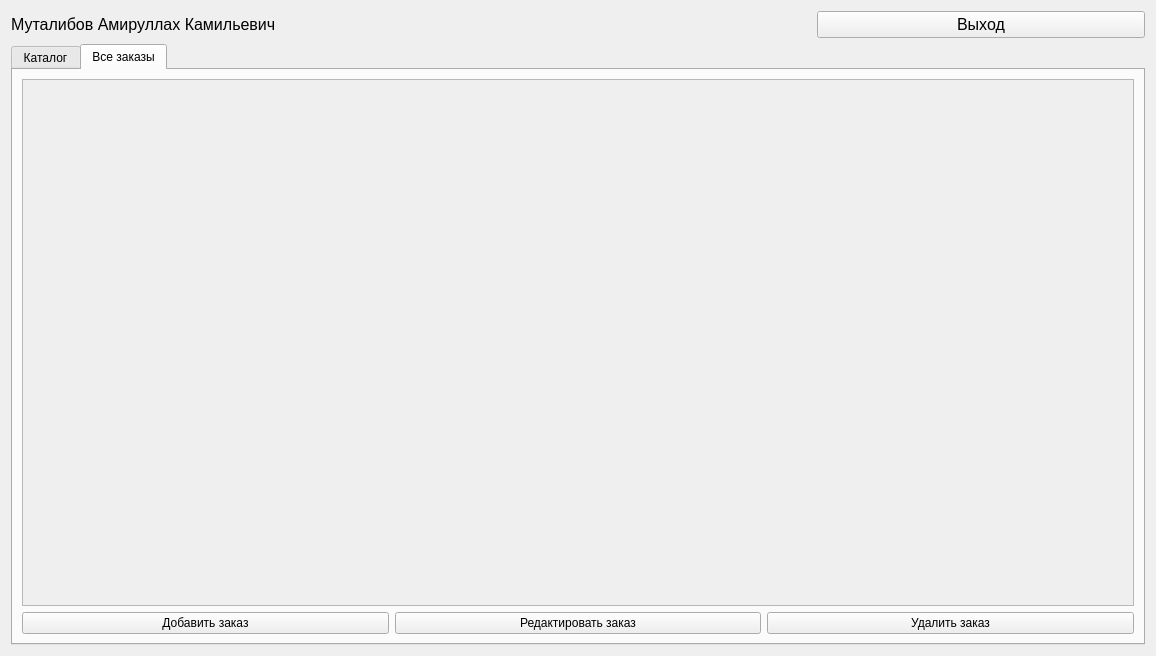
This is ui/main.ui in Leevandr/demo_final as Qt 5 draws it before an edit. The edited form follows.
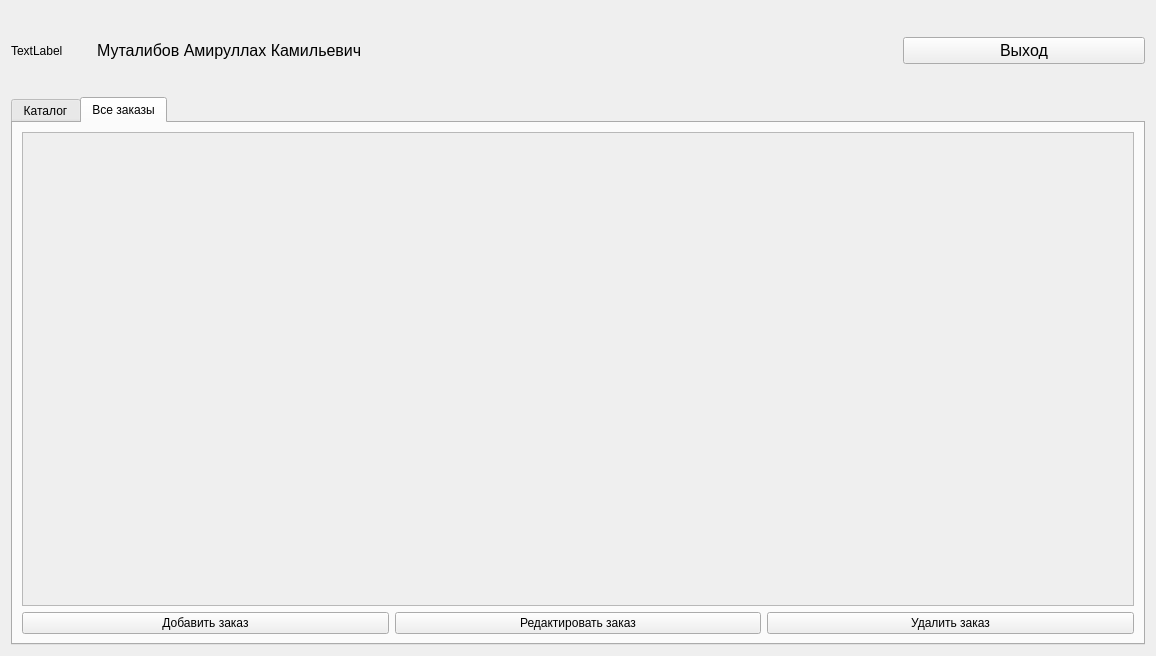
This is the edited form.

The edit to the form file:
```diff
--- a/ui/main.ui
+++ b/ui/main.ui
@@ -17,6 +17,25 @@
    <item>
     <layout class="QHBoxLayout" name="horizontalLayout">
      <item>
+      <widget class="QLabel" name="label_for_logo">
+       <property name="minimumSize">
+        <size>
+         <width>80</width>
+         <height>80</height>
+        </size>
+       </property>
+       <property name="maximumSize">
+        <size>
+         <width>80</width>
+         <height>16777215</height>
+        </size>
+       </property>
+       <property name="text">
+        <string>TextLabel</string>
+       </property>
+      </widget>
+     </item>
+     <item alignment="Qt::AlignVCenter">
       <widget class="QLabel" name="label_fio">
        <property name="minimumSize">
         <size>
@@ -156,7 +175,7 @@
               <x>0</x>
               <y>0</y>
               <width>1110</width>
-              <height>524</height>
+              <height>471</height>
              </rect>
             </property>
             <layout class="QVBoxLayout" name="verticalLayout_10">
```
Left out of the diff: 2 changed lines with no effect on the pictures.
